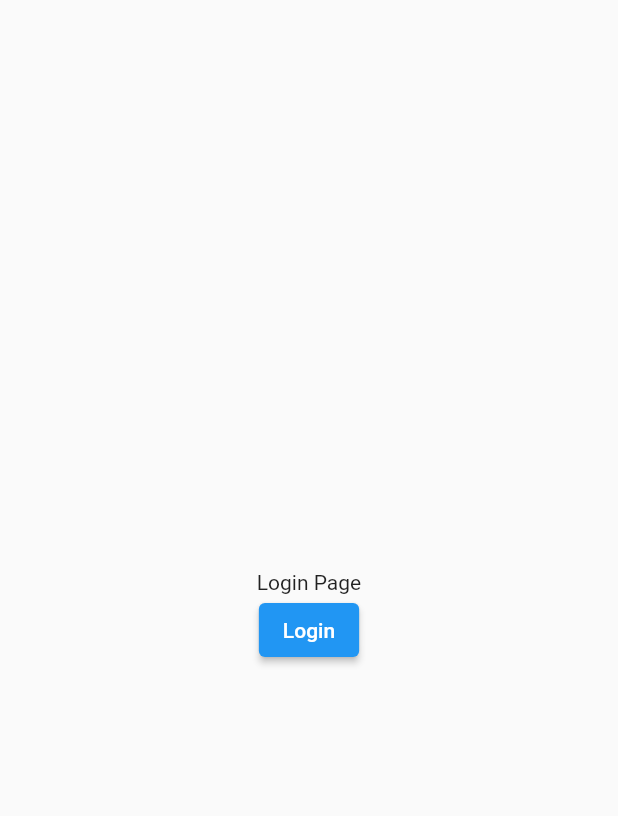
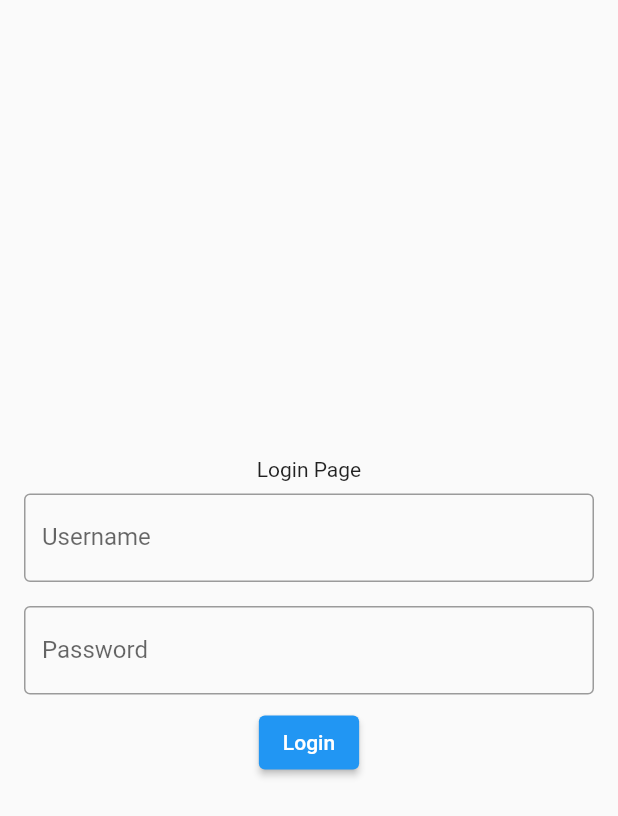
Before and after one commit to daominhquan1706/app-money, a Flutter app: the screen it shows after launch, on a phone screen of 412 x 824 dp. Shown: the top 816 px of the screen. Run offline on Flutter 3.47's test engine with Material 2 defaults, Android fonts, the phone set to English and light mode, and no system bars; our stand-ins replace fl_chart, shared_preferences; missing offline and left inert: shared_preferences_web; accounts and stored records are empty.

Commit message:
login UI

```diff
--- a/lib/ui/login_page.dart
+++ b/lib/ui/login_page.dart
@@ -7,20 +7,71 @@ class LoginPage extends StatefulWidget {
 }
 
 class _LoginPageState extends State<LoginPage> {
+  TextEditingController _userNameTEC = TextEditingController();
+  TextEditingController _passwordTEC = TextEditingController();
+
   @override
   Widget build(BuildContext context) {
     return Scaffold(
       body: Center(
         child: Column(
+          mainAxisAlignment: MainAxisAlignment.center,
           children: [
             Text("Login Page"),
+            Padding(
+              padding:
+                  const EdgeInsets.symmetric(horizontal: 16.0, vertical: 8),
+              child: TextFormField(
+                controller: _userNameTEC,
+                decoration: InputDecoration(
+                  border: OutlineInputBorder(),
+                  labelText: "Username",
+                ),
+              ),
+            ),
+            Padding(
+              padding:
+                  const EdgeInsets.symmetric(horizontal: 16.0, vertical: 8),
+              child: TextFormField(
+                controller: _passwordTEC,
+                obscureText: true,
+                decoration: InputDecoration(
+                  border: OutlineInputBorder(),
+                  labelText: "Password",
+                ),
+              ),
+            ),
             ElevatedButton(
-                onPressed: () {
-                  LoginViewModel.instance.login();
-                },
-                child: Text("Login")),
+              onPressed: () {
+                LoginViewModel.instance
+                    .login(
+                  userName: _userNameTEC.text,
+                  password: _passwordTEC.text,
+                )
+                    .then((String value) {
+                  if (value != null) {
+                    showDialog(
+                      context: context,
+                      builder: (context) {
+                        return AlertDialog(
+                          title: Text("fail"),
+                          content: Text(value),
+                          actions: [
+                            ElevatedButton(
+                                onPressed: () {
+                                  Navigator.of(context).pop();
+                                },
+                                child: Text("OK"))
+                          ],
+                        );
+                      },
+                    );
+                  }
+                });
+              },
+              child: Text("Login"),
+            ),
           ],
-          mainAxisAlignment: MainAxisAlignment.center,
         ),
       ),
     );
```
Also changed, not shown: lib/ui/details_record.dart (+15 -4 lines), lib/ui/main_page.dart (+6 -6 lines), lib/ui/record_create.dart (+56 -57 lines), lib/view_models/login_viewmodel.dart (+10 -5 lines).
